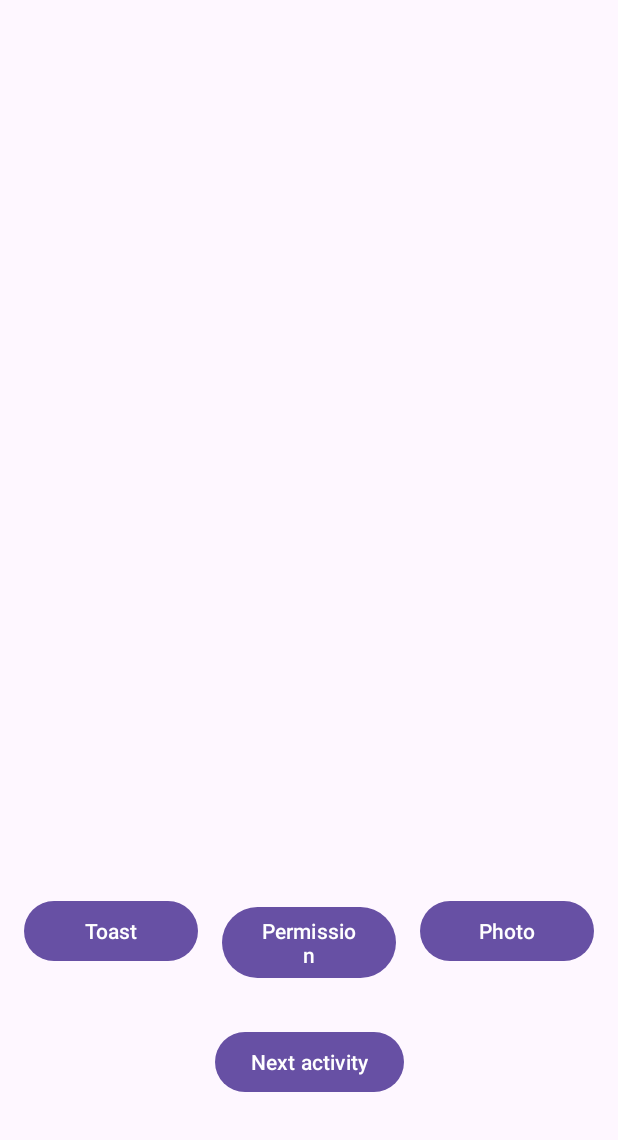
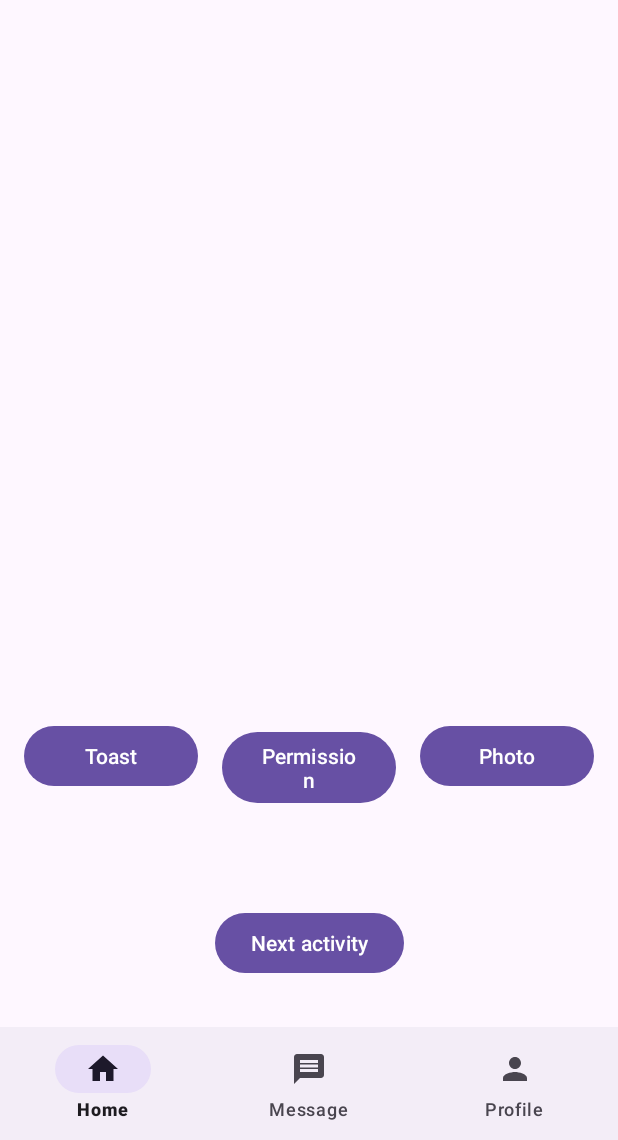
Before and after one commit to ignatiysss/first_last_name, an Android app: the SmthActivity screen opened directly, with no data from a screen before it, on a phone screen of 412 x 824 dp, the part 96-1236 px from its top. Run offline under Robolectric (Android 15) with nearby library versions, the phone set to English and light mode, and no system bars.

Commit message:
add bottom nav bar (not finished)

```diff
--- a/app/build.gradle
+++ b/app/build.gradle
@@ -42,13 +42,15 @@ android {
 
 dependencies {
 
-    implementation 'androidx.core:core-ktx:1.8.0'
-    implementation 'androidx.appcompat:appcompat:1.4.1'
-    implementation 'com.google.android.material:material:1.5.0'
-    implementation 'androidx.constraintlayout:constraintlayout:2.1.3'
-    implementation 'androidx.navigation:navigation-fragment-ktx:2.5.2'
-    implementation 'androidx.navigation:navigation-ui-ktx:2.5.2'
+    implementation 'androidx.core:core-ktx:1.10.1'
+    implementation 'androidx.appcompat:appcompat:1.6.1'
+    implementation 'com.google.android.material:material:1.9.0'
+    implementation 'androidx.constraintlayout:constraintlayout:2.1.4'
+    implementation 'androidx.navigation:navigation-fragment-ktx:2.6.0'
+    implementation 'androidx.navigation:navigation-ui-ktx:2.6.0'
+    implementation 'com.google.android.material:material:1.11.0-alpha01'
+    implementation 'com.google.android.material:material:1.9.0'
     testImplementation 'junit:junit:4.13.2'
-    androidTestImplementation 'androidx.test.ext:junit:1.1.3'
-    androidTestImplementation 'androidx.test.espresso:espresso-core:3.4.0'
+    androidTestImplementation 'androidx.test.ext:junit:1.1.5'
+    androidTestImplementation 'androidx.test.espresso:espresso-core:3.5.1'
 }
--- a/app/src/main/java/com/example/myapplication/SmthActivity.kt
+++ b/app/src/main/java/com/example/myapplication/SmthActivity.kt
@@ -114,6 +114,8 @@ class SmthActivity : AppCompatActivity() {
                 startActivity(it)
             }
         }
+
+
     }
 
     @Deprecated("Deprecated in Java")
--- /dev/null
+++ b/app/src/main/res/drawable/baseline_home_24.xml
@@ -0,0 +1,5 @@
+<vector android:height="24dp" android:tint="#000000"
+    android:viewportHeight="24" android:viewportWidth="24"
+    android:width="24dp" xmlns:android="http://schemas.android.com/apk/res/android">
+    <path android:fillColor="@android:color/white" android:pathData="M10,20v-6h4v6h5v-8h3L12,3 2,12h3v8z"/>
+</vector>
--- /dev/null
+++ b/app/src/main/res/drawable/baseline_message_24.xml
@@ -0,0 +1,5 @@
+<vector android:autoMirrored="true" android:height="24dp"
+    android:tint="#000000" android:viewportHeight="24"
+    android:viewportWidth="24" android:width="24dp" xmlns:android="http://schemas.android.com/apk/res/android">
+    <path android:fillColor="@android:color/white" android:pathData="M20,2L4,2c-1.1,0 -1.99,0.9 -1.99,2L2,22l4,-4h14c1.1,0 2,-0.9 2,-2L22,4c0,-1.1 -0.9,-2 -2,-2zM18,14L6,14v-2h12v2zM18,11L6,11L6,9h12v2zM18,8L6,8L6,6h12v2z"/>
+</vector>
--- /dev/null
+++ b/app/src/main/res/drawable/baseline_person_24.xml
@@ -0,0 +1,5 @@
+<vector android:height="24dp" android:tint="#000000"
+    android:viewportHeight="24" android:viewportWidth="24"
+    android:width="24dp" xmlns:android="http://schemas.android.com/apk/res/android">
+    <path android:fillColor="@android:color/white" android:pathData="M12,12c2.21,0 4,-1.79 4,-4s-1.79,-4 -4,-4 -4,1.79 -4,4 1.79,4 4,4zM12,14c-2.67,0 -8,1.34 -8,4v2h16v-2c0,-2.66 -5.33,-4 -8,-4z"/>
+</vector>
--- a/app/src/main/res/layout/activity_smth.xml
+++ b/app/src/main/res/layout/activity_smth.xml
@@ -23,7 +23,7 @@
     <ImageView
         android:id="@+id/smthAPhoto"
         android:layout_width="270dp"
-        android:layout_height="480dp"
+        android:layout_height="420dp"
         android:layout_marginStart="16dp"
         android:layout_marginTop="16dp"
         android:layout_marginEnd="16dp"
@@ -53,9 +53,9 @@
         android:layout_marginStart="8dp"
         android:layout_marginTop="16dp"
         android:layout_marginEnd="8dp"
-        android:layout_marginBottom="16dp"
+        android:layout_marginBottom="26dp"
         android:text="@string/permission"
-        app:layout_constraintBottom_toBottomOf="parent"
+        app:layout_constraintBottom_toTopOf="@+id/buttonSmthANextA"
         app:layout_constraintEnd_toStartOf="@+id/buttonSmthAChangePhoto"
         app:layout_constraintStart_toEndOf="@+id/buttonSmthAToast"
         app:layout_constraintTop_toBottomOf="@+id/smthAPhoto"
@@ -78,12 +78,24 @@
         android:layout_width="wrap_content"
         android:layout_height="wrap_content"
         android:layout_marginTop="8dp"
-        android:layout_marginBottom="8dp"
         android:text="@string/next_activity"
-        app:layout_constraintBottom_toBottomOf="parent"
+        app:layout_constraintBottom_toTopOf="@+id/bottomNavigationView2"
         app:layout_constraintEnd_toEndOf="parent"
         app:layout_constraintHorizontal_bias="0.5"
         app:layout_constraintStart_toStartOf="parent"
         app:layout_constraintTop_toBottomOf="@+id/buttonSmthAPermission" />
 
+    <FrameLayout
+        android:id="@+id/frameLayoutSmthA"
+        android:layout_width="match_parent"
+        android:layout_height="0dp" />
+
+    <com.google.android.material.bottomnavigation.BottomNavigationView
+        android:id="@+id/bottomNavigationView2"
+        android:layout_width="match_parent"
+        android:layout_height="75dp"
+        app:layout_constraintBottom_toBottomOf="parent"
+        app:menu="@menu/bottom_nav_menu" />
+
+
 </androidx.constraintlayout.widget.ConstraintLayout>
--- /dev/null
+++ b/app/src/main/res/menu/bottom_nav_menu.xml
@@ -0,0 +1,18 @@
+<?xml version="1.0" encoding="utf-8"?>
+<menu xmlns:android="http://schemas.android.com/apk/res/android">
+
+    <item
+        android:id="@+id/homeBottomNav"
+        android:icon="@drawable/baseline_home_24"
+        android:title="@string/home" />
+    <item
+        android:id="@+id/messageBottomNav"
+        android:icon="@drawable/baseline_message_24"
+        android:title="@string/message" />
+    <item
+        android:id="@+id/profileBottomNav"
+        android:icon="@drawable/baseline_person_24"
+        android:title="@string/profile" />
+
+
+</menu>
--- a/app/src/main/res/values/strings.xml
+++ b/app/src/main/res/values/strings.xml
@@ -64,4 +64,7 @@
     <string name="close_app">Close app</string>
     <string name="give_feedback">Give feedback</string>
     <string name="_1" translatable="false">+1</string>
+    <string name="home">Home</string>
+    <string name="message">Message</string>
+    <string name="profile">Profile</string>
 </resources>
```
